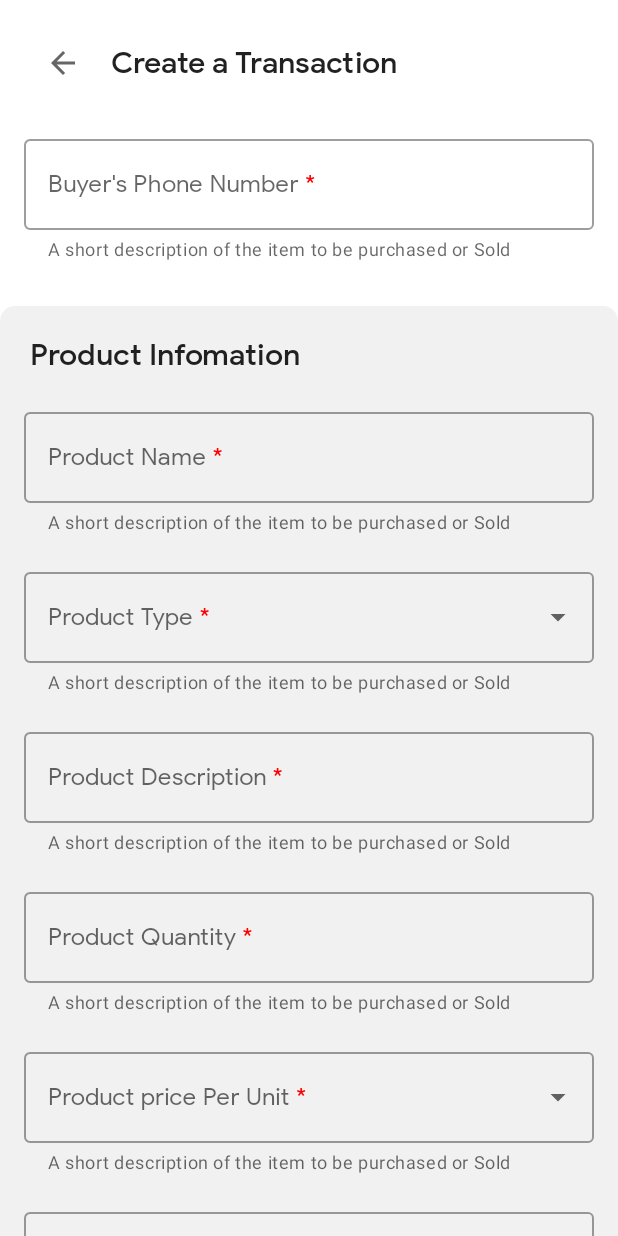
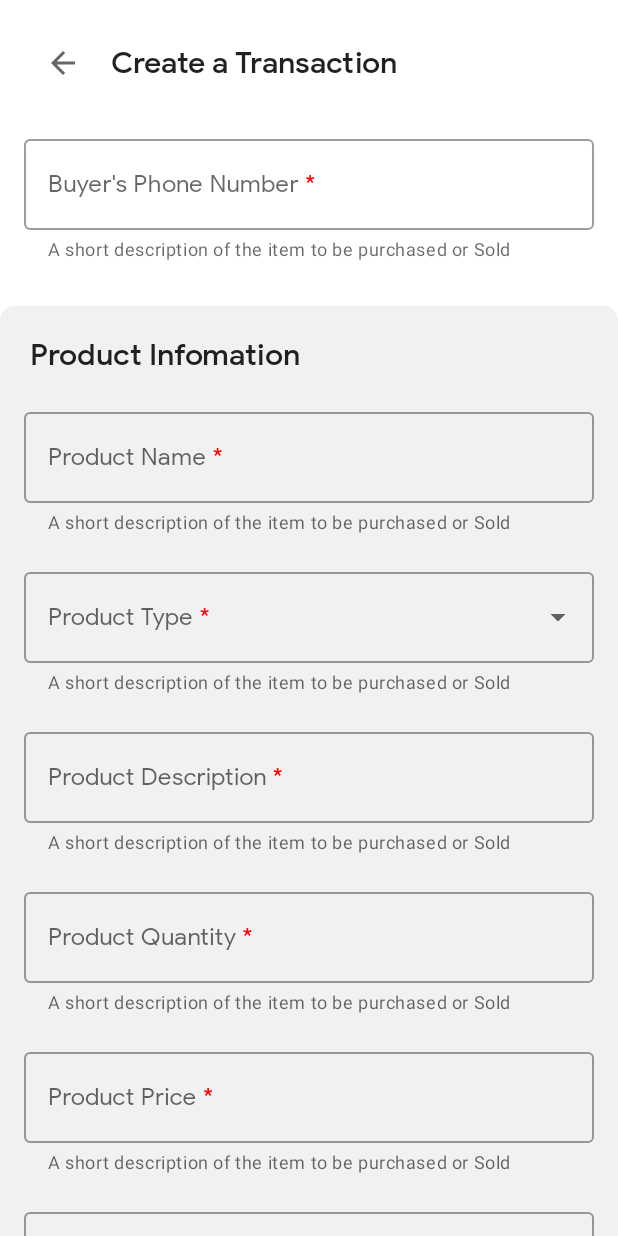
Before and after one commit to enikebraimoh/Escrow, an Android app: the CreateTransactionFragment screen opened through its navigation route, scrolled down 1048 dp, on a phone screen of 412 x 824 dp. Run offline under Robolectric (Android 15) with nearby library versions, the phone set to English and light mode, and no system bars; our stand-ins replace data binding; 3 statements that could not run were skipped.

Commit message:
CreateTransactionViewModel.kt done

```diff
--- /dev/null
+++ b/app/src/main/java/com/adashi/escrow/models/createtransaction/Data.kt
@@ -0,0 +1,6 @@
+package com.adashi.escrow.models.createtransaction
+
+data class Data(
+    val transaction: Transaction,
+    val url: String
+)
--- a/app/src/main/res/layout/fragment_create_transaction.xml
+++ b/app/src/main/res/layout/fragment_create_transaction.xml
@@ -106,6 +106,7 @@
                         android:id="@+id/transaction_title"
                         android:layout_width="match_parent"
                         android:layout_height="wrap_content"
+                        android:text="@={viewModel.transaction_title}"
                         android:fontFamily="@font/googlesans_regular"
                         android:inputType="textEmailAddress"
                         android:padding="20dp"
@@ -154,6 +155,7 @@
                             android:id="@+id/seller_name"
                             android:layout_width="match_parent"
                             android:layout_height="wrap_content"
+                            android:text="@={viewModel.seller_name}"
                             android:fontFamily="@font/googlesans_regular"
                             android:inputType="textPersonName"
                             android:padding="20dp"
@@ -181,6 +183,7 @@
                             android:id="@+id/seller_email"
                             android:layout_width="match_parent"
                             android:layout_height="wrap_content"
+                            android:text="@={viewModel.seller_email}"
                             android:fontFamily="@font/googlesans_regular"
                             android:inputType="textEmailAddress"
                             android:padding="20dp"
@@ -208,6 +211,7 @@
                             android:id="@+id/seller_phone"
                             android:layout_width="match_parent"
                             android:layout_height="wrap_content"
+                            android:text="@={viewModel.seller_phone}"
                             android:fontFamily="@font/googlesans_regular"
                             android:inputType="phone"
                             android:padding="20dp"
@@ -256,11 +260,13 @@
                                 android:id="@+id/buyer_name"
                                 android:layout_width="match_parent"
                                 android:layout_height="wrap_content"
+                                android:text="@={viewModel.buyer_name}"
                                 android:fontFamily="@font/googlesans_regular"
                                 android:inputType="textEmailAddress"
                                 android:padding="20dp"
                                 android:singleLine="false"
                                 android:textColor="@color/white" />
+
                         </com.google.android.material.textfield.TextInputLayout>
 
                         <com.google.android.material.textfield.TextInputLayout
@@ -283,6 +289,7 @@
                                 android:id="@+id/buyer_email"
                                 android:layout_width="match_parent"
                                 android:layout_height="wrap_content"
+                                android:text="@={viewModel.buyer_email}"
                                 android:fontFamily="@font/googlesans_regular"
                                 android:inputType="textEmailAddress"
                                 android:padding="20dp"
@@ -310,6 +317,7 @@
                                 android:id="@+id/buyer_phone"
                                 android:layout_width="match_parent"
                                 android:layout_height="wrap_content"
+                                android:text="@={viewModel.buyer_phone}"
                                 android:fontFamily="@font/googlesans_regular"
                                 android:inputType="phone"
                                 android:padding="20dp"
@@ -358,6 +366,7 @@
                         <com.google.android.material.textfield.TextInputEditText
                             android:id="@+id/Product_name"
                             android:layout_width="match_parent"
+                            android:text="@={viewModel.product_name}"
                             android:layout_height="wrap_content"
                             android:fontFamily="@font/googlesans_regular"
                             android:inputType="text"
@@ -385,6 +394,7 @@
                         <AutoCompleteTextView
                             android:id="@+id/Product_type"
                             android:inputType="none"
+                            android:text="@={viewModel.product_type}"
                             android:layout_width="match_parent"
                             selectProductType="@{viewModel.productTypeArrayAdapter}"
                             android:layout_height="wrap_content"
@@ -413,6 +423,7 @@
                             android:id="@+id/Product_description"
                             android:layout_width="match_parent"
                             android:layout_height="wrap_content"
+                            android:text="@={viewModel.product_description}"
                             android:fontFamily="@font/googlesans_regular"
                             android:inputType="textMultiLine"
                             android:padding="20dp"
@@ -440,38 +451,12 @@
                             android:id="@+id/Product_quantity"
                             android:layout_width="match_parent"
                             android:layout_height="wrap_content"
+                            android:text="@={viewModel.product_quantity}"
                             android:fontFamily="@font/googlesans_regular"
                             android:inputType="number"
                             android:padding="20dp"
                             android:singleLine="false"
                             android:textColor="@color/white" />
-                    </com.google.android.material.textfield.TextInputLayout>
-
-                    <com.google.android.material.textfield.TextInputLayout
-                        android:id="@+id/price_perunit_price_field"
-                        style="@style/Widget.MaterialComponents.TextInputLayout.OutlinedBox.Dense.ExposedDropdownMenu"
-                        android:layout_width="match_parent"
-                        android:layout_height="wrap_content"
-                        android:layout_marginStart="16dp"
-                        android:layout_marginTop="20dp"
-                        android:layout_marginEnd="16dp"
-                        android:fontFamily="@font/googlesans_regular"
-                        android:hint="@string/product_price_per_unit"
-                        app:helperText="@string/transaction_title_helper_text"
-                        app:helperTextEnabled="true"
-                        app:layout_constraintEnd_toEndOf="parent"
-                        app:layout_constraintStart_toStartOf="parent"
-                        app:layout_constraintTop_toBottomOf="@+id/buyer_email_field">
-
-                        <AutoCompleteTextView
-                            android:id="@+id/price_perunit_price"
-                            android:layout_width="match_parent"
-                            android:inputType="none"
-                            selectProductType="@{viewModel.whoPaysArrayAdapter}"
-                            android:layout_height="wrap_content"
-                            android:fontFamily="@font/googlesans_regular"
-                            android:padding="20dp"
-                            android:singleLine="true" />
                     </com.google.android.material.textfield.TextInputLayout>
 
                     <com.google.android.material.textfield.TextInputLayout
@@ -496,6 +481,7 @@
                             android:layout_height="wrap_content"
                             android:fontFamily="@font/googlesans_regular"
                             android:inputType="number"
+                            android:text="@={viewModel.product_price}"
                             android:padding="20dp"
                             android:singleLine="true"/>
                     </com.google.android.material.textfield.TextInputLayout>
@@ -519,6 +505,7 @@
                         <AutoCompleteTextView
                             android:id="@+id/who_is_paying"
                             android:layout_width="match_parent"
+                            android:text="@={viewModel.whopays}"
                             selectProductType="@{viewModel.whoPaysArrayAdapter}"
                             android:layout_height="wrap_content"
                             android:fontFamily="@font/googlesans_regular"
@@ -547,6 +534,7 @@
                         <AutoCompleteTextView
                             android:id="@+id/payment_method"
                             android:layout_width="match_parent"
+                            android:text="@={viewModel.payment_method}"
                             android:layout_height="wrap_content"
                             selectProductType="@{viewModel.paymentMethodArrayAdapter}"
                             android:fontFamily="@font/googlesans_regular"
```
Also changed, not shown: app/src/main/java/com/adashi/escrow/models/createtransaction/Buyer.kt (added, +7 -0 lines), app/src/main/java/com/adashi/escrow/models/createtransaction/BuyerX.kt (added, +7 -0 lines), app/src/main/java/com/adashi/escrow/models/createtransaction/NewTransactionBodyResponse.kt (added, +7 -0 lines), app/src/main/java/com/adashi/escrow/models/createtransaction/NewTransactionRequestBody.kt (added, +15 -0 lines), app/src/main/java/com/adashi/escrow/models/createtransaction/Seller.kt (added, +7 -0 lines), app/src/main/java/com/adashi/escrow/models/createtransaction/SellerX.kt (added, +7 -0 lines), app/src/main/java/com/adashi/escrow/models/createtransaction/Transaction.kt (added, +22 -0 lines), app/src/main/java/com/adashi/escrow/models/createtransaction/VirtualAccount.kt (added, +7 -0 lines), app/src/main/java/com/adashi/escrow/ui/createtransaction/CreateTransactionViewModel.kt (+32 -101 lines).
